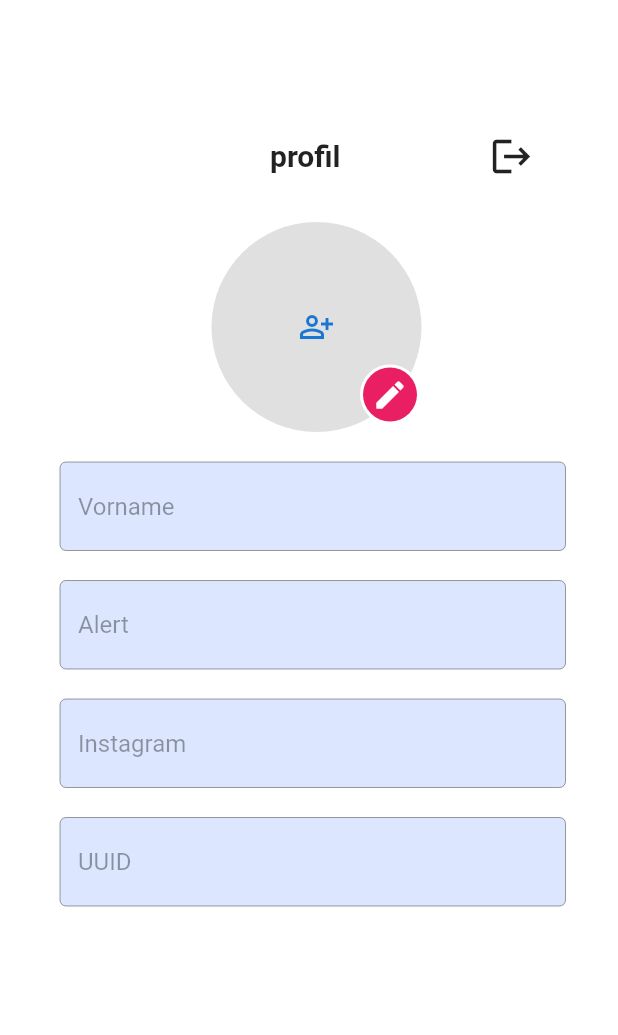
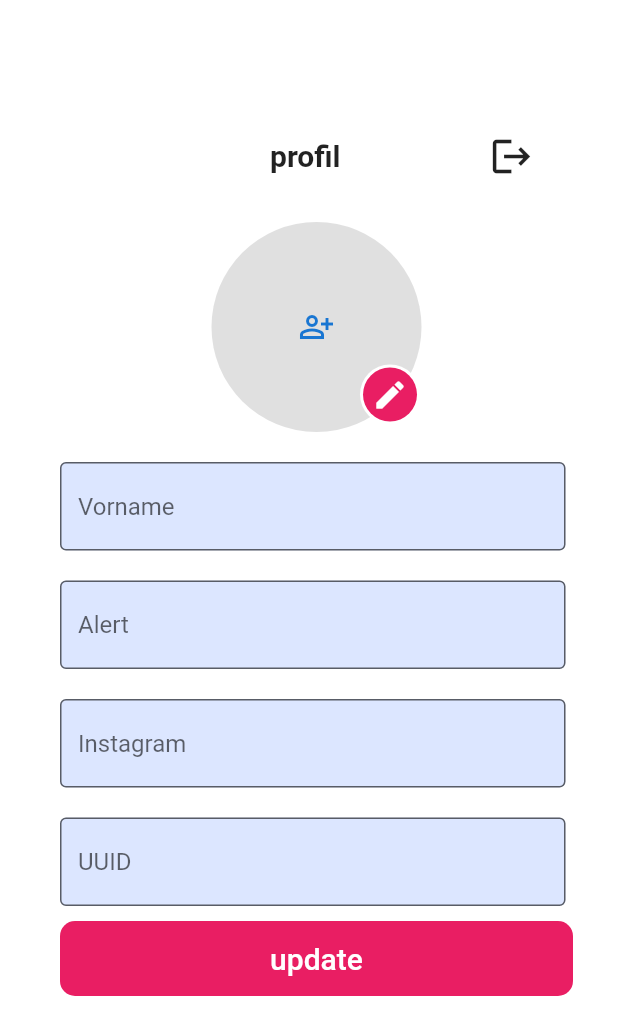
Before and after one commit to UASDevelop/Flutterapp, a Flutter app: the Profiles screen opened directly, on a phone screen of 412 x 824 dp. Shown: the top 1035 px of the screen. Run offline on Flutter 3.47's test engine with Material 2 defaults, Android fonts, the phone set to English and light mode, and no system bars; our stand-ins replace cloud_firestore, device_info_plus, firebase_auth, firebase_core, firebase_storage, flutter_blue and 3 more; accounts and stored records are empty.

```diff
--- a/lib/Firebase_Auth/LogIn_Page.dart
+++ b/lib/Firebase_Auth/LogIn_Page.dart
@@ -13,6 +13,8 @@ class LogInPage extends StatefulWidget {
 class _LogInPageState extends State<LogInPage> {
   TextEditingController emailcontroller=TextEditingController();
   TextEditingController Passwordcontroller=TextEditingController();
+
+  String get deviceid => '';
   @override
   Widget build(BuildContext context) {
     return Scaffold(
--- a/lib/Firebase_Auth/Sign_UP.dart
+++ b/lib/Firebase_Auth/Sign_UP.dart
@@ -20,6 +20,7 @@ class _SignUpState extends State<SignUp> {
   var _deviceData = '';
   String _address = '';
   String _name = '';
+
   @override
   void initState() {
     // TODO: implement initState
@@ -126,11 +127,11 @@ class _SignUpState extends State<SignUp> {
                 borderRadius: BorderRadius.circular(10),
               ),
               child: FlatButton(
-                onPressed: () {
+              onPressed: () {
                   Firebases().SignUp(
                       emailcontroller.text, Passwordcontroller.text, context);
                   Firebases().AddData(emailcontroller.text,
-                      Passwordcontroller.text, _name);
+                      Passwordcontroller.text, _name.toString());
                 },
                 child: const Center(
                     child: Text(
--- a/lib/Screen/Profiles_dart.dart
+++ b/lib/Screen/Profiles_dart.dart
@@ -1,9 +1,13 @@
 import 'dart:io';
 
+import 'package:cloud_firestore/cloud_firestore.dart';
+import 'package:device_info_plus/device_info_plus.dart';
 import 'package:firebase_core/firebase_core.dart';
 import 'package:firebase_storage/firebase_storage.dart';
 import 'package:flutter/cupertino.dart';
 import 'package:flutter/material.dart';
+import 'package:flutter/services.dart';
+import 'package:flutter_bluetooth_serial/flutter_bluetooth_serial.dart';
 import 'package:flutterapp/Firebase_Auth/Models_Class.dart';
 
 import '../Firebase_Auth/LogIn_Page.dart';
@@ -17,6 +21,67 @@ class Profiles extends StatefulWidget {
 }
 
 class _ProfilesState extends State<Profiles> {
+  var _deviceData = '';
+  String _address = '';
+  String _name = '';
+
+  @override
+  void initState() {
+    // TODO: implement initState
+    super.initState();
+    // initPlatformState();
+    Future.doWhile(() async {
+      // Wait if adapter not enabled
+      if ((await FlutterBluetoothSerial.instance.isEnabled) ?? false) {
+        return false;
+      }
+      await Future.delayed(const Duration(milliseconds: 0xDD));
+      return true;
+    }).then((_) {
+      // Update the address field
+      FlutterBluetoothSerial.instance.address.then((address) {
+        setState(() {
+          _address = address!;
+        });
+      });
+      FlutterBluetoothSerial.instance.name.then((name) {
+        setState(() {
+          _name = name!;
+        });
+      });
+    });
+  }
+
+  // Future<void> initPlatformState() async {
+  //   var deviceData = '';
+  //
+  //   try {
+  //     if (Platform.isAndroid) {
+  //       deviceData = _readAndroidBuildData(await deviceInfoPlugin.androidInfo);
+  //     } else if (Platform.isIOS) {
+  //       deviceData = _readIosDeviceInfo(await deviceInfoPlugin.iosInfo);
+  //     }
+  //   } on PlatformException {
+  //     deviceData = 'Failed to get platform version.';
+  //   }
+  //
+  //   if (!mounted) return;
+  //
+  //   setState(() {
+  //     _deviceData = deviceData;
+  //   });
+  // }
+
+  _readAndroidBuildData(AndroidDeviceInfo build) {
+    return build.device;
+  }
+
+  _readIosDeviceInfo(IosDeviceInfo data) {
+    return data.identifierForVendor;
+  }
+  TextEditingController _vornoma=TextEditingController();
+  TextEditingController _alert=TextEditingController();
+  TextEditingController _device=TextEditingController();
   PickedFile? imageFile;
 
   uploadPic() async {
@@ -64,6 +129,30 @@ class _ProfilesState extends State<Profiles> {
         padding: const EdgeInsets.only(top: 80,left: 10),
         child: ListView(
           children: [
+        StreamBuilder<QuerySnapshot>(
+        stream: FirebaseFirestore.instance.collection('Profil').snapshots(),
+        builder: (BuildContext context, AsyncSnapshot<QuerySnapshot> snapshot) {
+          if (snapshot.hasError) {
+            return Text('Something went wrong');
+          }
+
+          if (snapshot.connectionState == ConnectionState.waiting) {
+            return Text("Loading");
+          }
+
+          return ListView(
+            shrinkWrap: true,
+            children: snapshot.data!.docs.map((DocumentSnapshot document) {
+              Map<String, dynamic> data = document.data()! as Map<String, dynamic>;
+              _vornoma.text=data['name'];
+              _alert.text=data['Age'];
+              return ListTile(
+
+              );
+            }).toList(),
+          );
+        },
+      ),
            Padding(
              padding: const EdgeInsets.only(left: 170),
              child: Row(
@@ -88,24 +177,18 @@ class _ProfilesState extends State<Profiles> {
                    showChoiceDialog(context);
                  },
                  child: CircleAvatar(
+
                      radius: 70,
                      backgroundColor: Colors.grey.shade300,
-                   child: ClipRect(
-                   child:  (imageFile == null)
+                   child: (imageFile == null)
                        ? const Icon(Icons.person_add_alt_outlined)
                        : Container(
-                       height: 200,
+                       width: 100,
                        decoration: BoxDecoration(
-                           borderRadius: BorderRadius.circular(25)),
-                       child: Container(
-                         child: Image.file(File(imageFile!.path),fit: BoxFit.cover,),
-                         width: 100,
-                         decoration: BoxDecoration(
-                             borderRadius: BorderRadius.circular(30)),
+                         shape: BoxShape.circle
+                           ),
+                       child: Image.file(File(imageFile!.path),fit: BoxFit.cover,)
     )
-    ),
-
-                   )
                ),)),
                Positioned(
                    bottom: 5,
@@ -135,7 +218,7 @@ class _ProfilesState extends State<Profiles> {
             Padding(
               padding: const EdgeInsets.only(left: 30,right: 35),
               child: TextFormField(
-                enabled: false,
+                controller: _vornoma,
                 decoration: InputDecoration(
                     fillColor: Color(0xffDCE6FF),
                     filled: true,
@@ -147,7 +230,7 @@ class _ProfilesState extends State<Profiles> {
             Padding(
               padding: const EdgeInsets.only(left: 30,right: 35),
               child: TextFormField(
-                enabled: false,
+                controller: _alert,
                 decoration: InputDecoration(
                     fillColor: Color(0xffDCE6FF),
                     filled: true,
@@ -159,7 +242,6 @@ class _ProfilesState extends State<Profiles> {
             Padding(
               padding: const EdgeInsets.only(left: 30,right: 35),
               child: TextFormField(
-                enabled: false,
                 decoration: InputDecoration(
                     fillColor: Color(0xffDCE6FF),
                     filled: true,
@@ -171,12 +253,40 @@ class _ProfilesState extends State<Profiles> {
             Padding(
               padding: const EdgeInsets.only(left: 30,right: 35),
               child: TextFormField(
-                enabled: false,
                 decoration: InputDecoration(
                     fillColor: Color(0xffDCE6FF),
                     filled: true,
                     hintText: 'UUID',
                     border: OutlineInputBorder()),
+              ),
+            ),
+            Padding(
+              padding: const EdgeInsets.only(left: 30,top: 10,right: 30),
+              child: Container(
+                height: 50,
+                width: 320,
+                decoration: BoxDecoration(
+                  color: Colors.pink,
+                  borderRadius: BorderRadius.circular(10),
+                ),
+                child: FlatButton(
+                  onPressed: () {
+                    Center(
+                      child: Text(
+                        _name,
+                        style:
+                        const TextStyle(fontSize: 30, fontWeight: FontWeight.bold),
+                      ),);
+
+                    Text('$_deviceData');
+                     Firebases().Profiledata(_alert.text, _vornoma.text,_device.text,_name );
+                  },
+                  child: const Center(
+                      child: Text(
+                        'update',
+                        style: TextStyle(fontSize: 20, color: Colors.white),
+                      )),
+                ),
               ),
             ),
           ],
```
Also changed, not shown: lib/Firebase_Auth/Models_Class.dart (+17 -5 lines), lib/Screen/DiscoveryPage.dart (+40 -6 lines).
